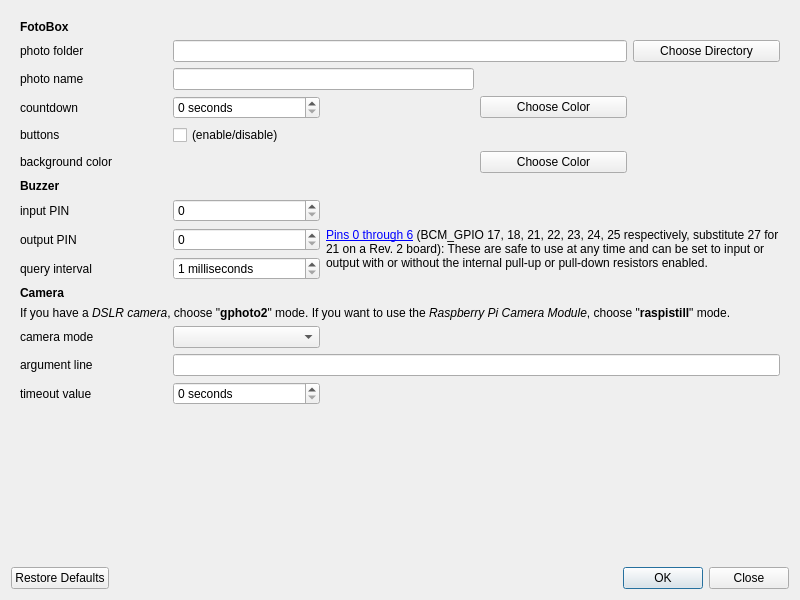
Above: forms/preferences.ui from tomikais/fotobox before the change. Below: the same form after it.
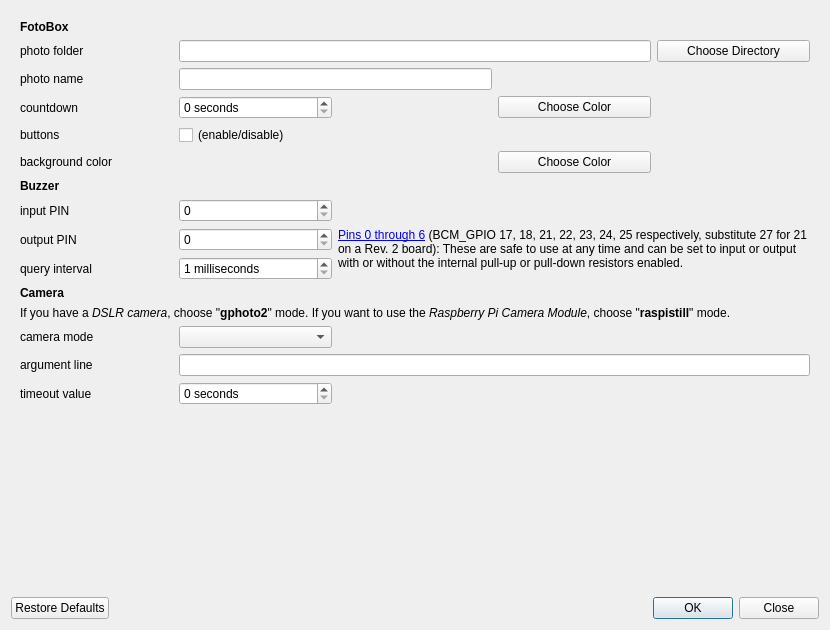
That is the form after the change.

Diff of the .ui file:
```diff
--- a/forms/preferences.ui
+++ b/forms/preferences.ui
@@ -7,8 +7,8 @@
    <rect>
     <x>0</x>
     <y>0</y>
-    <width>800</width>
-    <height>600</height>
+    <width>830</width>
+    <height>630</height>
    </rect>
   </property>
   <property name="mouseTracking">
@@ -37,8 +37,8 @@
        <rect>
         <x>0</x>
         <y>0</y>
-        <width>776</width>
-        <height>536</height>
+        <width>806</width>
+        <height>566</height>
        </rect>
       </property>
       <property name="mouseTracking">
```
